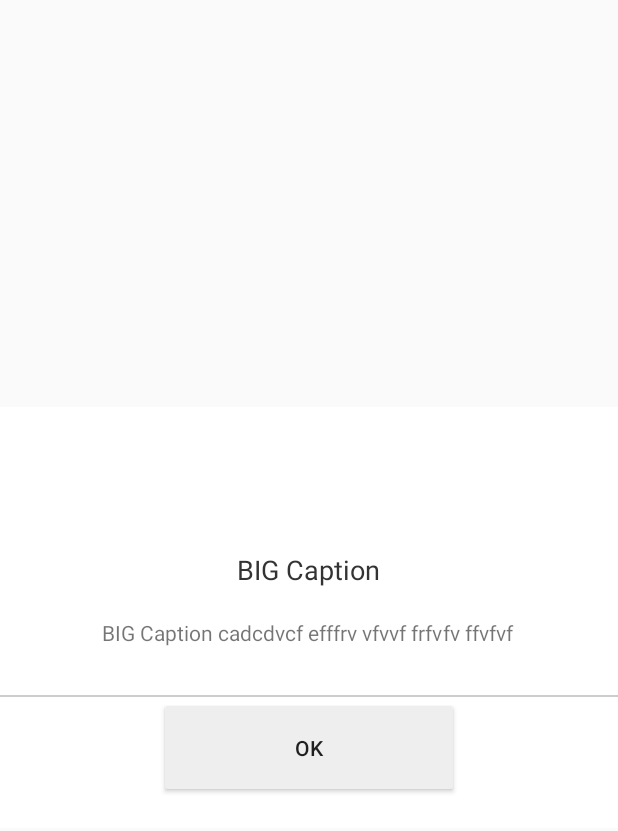
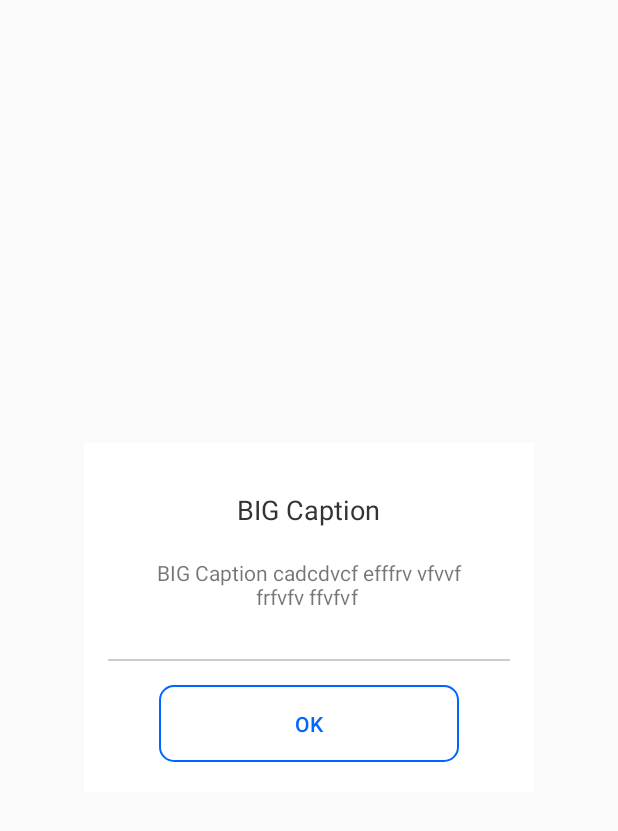
Before and after one commit to GUL0V/RTMP-Cllient, an Android app: the layout appdialog_one.xml on its own in the app's theme, with its tools: preview values and no code run, on a phone screen of 412 x 824 dp. Shown: the top 831 px of the screen. Run offline under Robolectric (Android 15) with nearby library versions, the phone set to English and light mode, and no system bars.

Commit message:
debug and update

```diff
--- a/app/src/main/java/com/esona/webcamcloud/service/CamService.kt
+++ b/app/src/main/java/com/esona/webcamcloud/service/CamService.kt
@@ -132,6 +132,7 @@ class CamService : Service(), ConnectCheckerRtsp {
         rtspServerCamera1?.let{
             it.stopStream()
             Log.i(TAG, "camera and stream stopped")
+            Utils.storeBoolean(this, "serviceStarted", false)
         }
     }
 
@@ -142,6 +143,7 @@ class CamService : Service(), ConnectCheckerRtsp {
             val rect = Rect()
             disp.getRectSize(rect)
             startCamera(rect.width(), rect.height())
+            Utils.storeBoolean(this, "serviceStarted", true)
         }
     }
 
--- /dev/null
+++ b/app/src/main/res/drawable/rounded_rect_rsmall.xml
@@ -0,0 +1,6 @@
+<?xml version="1.0" encoding="utf-8"?>
+
+<shape xmlns:android="http://schemas.android.com/apk/res/android" android:shape="rectangle">
+	<stroke android:color="@color/colorAccent" android:width="1dp"/>
+    <corners android:radius="9dp"/>
+</shape>
--- a/app/src/main/res/layout/appdialog_one.xml
+++ b/app/src/main/res/layout/appdialog_one.xml
@@ -11,13 +11,13 @@
 
     <LinearLayout
             android:orientation="vertical"
-            android:layout_width="720dp"
+            android:layout_width="300dp"
             android:layout_gravity="center"
             android:gravity="center"
             android:layout_height="0dp" android:layout_weight="1">
         <LinearLayout
                 android:orientation="vertical"
-                android:layout_width="wrap_content"
+                android:layout_width="match_parent"
                 android:layout_gravity="center"
                 android:layout_height="wrap_content"
                 android:layout_margin="32dp"
@@ -31,10 +31,9 @@
                     android:id="@+id/textViewCaption" android:gravity="center"
                     tools:text="BIG Caption"
                     android:textColor="@color/gray_black"
-                    android:layout_marginTop="64dp"
                 />
             <TextView
-                    android:layout_width="wrap_content"
+                    android:layout_width="match_parent"
                     android:layout_height="wrap_content"
                     android:layout_gravity="center"
                     android:gravity="center"
@@ -45,18 +44,22 @@
             </LinearLayout>
     </LinearLayout>
     <TextView
-            android:layout_width="fill_parent"
+            android:layout_width="match_parent"
             android:layout_height="1dp"
-            android:background="@color/gray_light"/>
+            android:background="@color/gray_light"
+            android:layout_marginLeft="16dp"
+            android:layout_marginRight="16dp"
+        />
     <Button
             android:layout_width="200dp"
             android:layout_height="wrap_content"
-            android:padding="24dp"
+            android:padding="16dp"
             android:layout_marginBottom="20dp"
-            android:backgroundTint="@color/colorPrimary"
+            android:background="@drawable/rounded_rect_rsmall"
+            android:textColor="@color/colorAccent"
             android:text="OK"
             android:id="@+id/buttonOK"
             android:layout_gravity="center"
-
+            android:layout_marginTop="16dp"
         />
 </LinearLayout>
```
Also changed, not shown: app/src/main/java/com/esona/webcamcloud/ui/FragmentSettings.kt (+11 -16 lines), app/src/main/java/com/esona/webcamcloud/ui/MainActivity.kt (+19 -3 lines), app/src/main/java/com/esona/webcamcloud/util/Utils.kt (+23 -2 lines), 1 other file.
